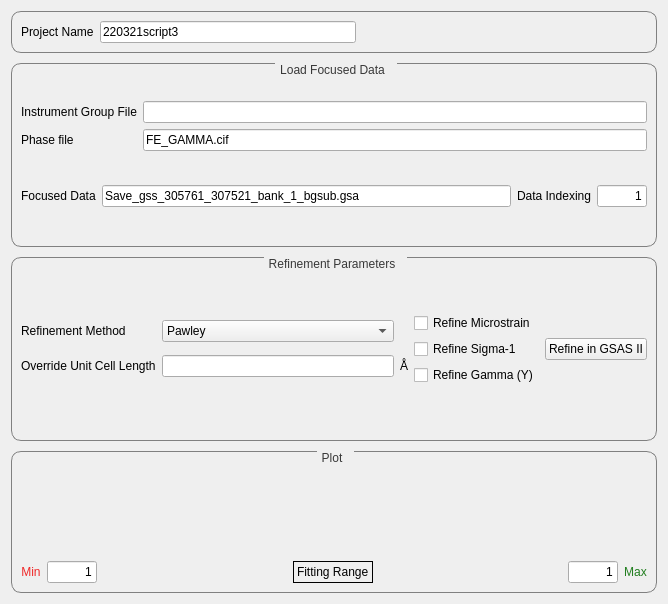
AmbaPant/mantid, file qt/python/mantidqtinterfaces/mantidqtinterfaces/Engineering/gui/engineering_diffraction/tabs/gsas2/gsas2_tab.ui: the form before one commit.
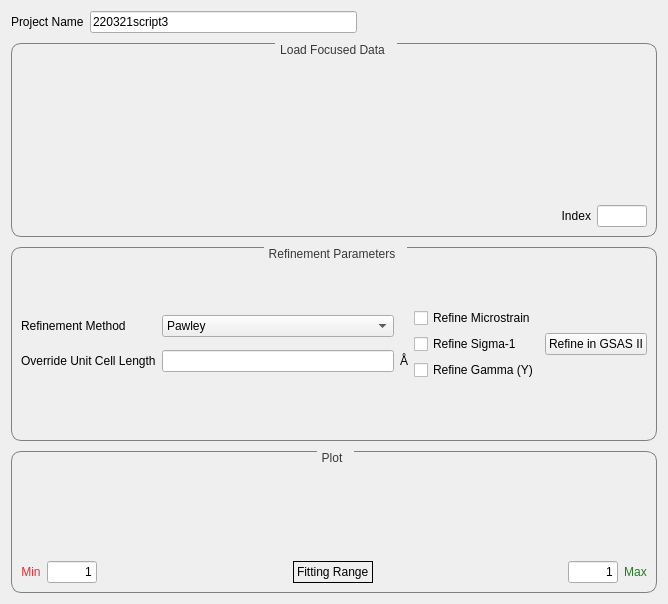
The form after the commit. Custom widgets are drawn as their Qt base class.

Commit message:
Pass Instrument file path to model
Use file finders where needed

Diff of the .ui file:
```diff
--- a/qt/python/mantidqtinterfaces/mantidqtinterfaces/Engineering/gui/engineering_diffraction/tabs/gsas2/gsas2_tab.ui
+++ b/qt/python/mantidqtinterfaces/mantidqtinterfaces/Engineering/gui/engineering_diffraction/tabs/gsas2/gsas2_tab.ui
@@ -43,43 +43,13 @@
       <enum>QLayout::SetDefaultConstraint</enum>
      </property>
      <item>
-      <widget class="QGroupBox" name="loadingGroup_7">
-       <property name="sizePolicy">
-        <sizepolicy hsizetype="Preferred" vsizetype="Fixed">
-         <horstretch>0</horstretch>
-         <verstretch>0</verstretch>
-        </sizepolicy>
+      <layout class="QGridLayout" name="gridLayout_17" rowstretch="0" columnstretch="0,0">
+       <property name="sizeConstraint">
+        <enum>QLayout::SetDefaultConstraint</enum>
        </property>
-       <property name="layoutDirection">
-        <enum>Qt::LeftToRight</enum>
-       </property>
-       <property name="autoFillBackground">
-        <bool>false</bool>
-       </property>
-       <property name="styleSheet">
-        <string notr="true"/>
-       </property>
-       <property name="title">
-        <string/>
-       </property>
-       <property name="alignment">
-        <set>Qt::AlignBottom|Qt::AlignHCenter</set>
-       </property>
-       <property name="flat">
-        <bool>false</bool>
-       </property>
-       <property name="checkable">
-        <bool>false</bool>
-       </property>
-       <layout class="QGridLayout" name="gridLayout_15">
         <property name="rightMargin">
          <number>300</number>
         </property>
-        <item row="1" column="0">
-         <layout class="QGridLayout" name="gridLayout_17" rowstretch="0,0" columnstretch="0,0">
-          <property name="sizeConstraint">
-           <enum>QLayout::SetDefaultConstraint</enum>
-          </property>
           <property name="verticalSpacing">
            <number>6</number>
           </property>
@@ -99,9 +69,6 @@
           </item>
          </layout>
         </item>
-       </layout>
-      </widget>
-     </item>
      <item>
       <spacer name="verticalSpacer_5">
        <property name="orientation">
@@ -149,99 +116,88 @@
        </property>
        <layout class="QGridLayout" name="gridLayout_11">
         <item row="1" column="0">
-         <layout class="QGridLayout" name="gridLayout_12" rowstretch="0,0,0" columnstretch="0,0">
+         <layout class="QGridLayout" name="gridLayout_12" rowstretch="0,0,0" columnstretch="0">
           <property name="sizeConstraint">
            <enum>QLayout::SetDefaultConstraint</enum>
           </property>
           <property name="verticalSpacing">
            <number>6</number>
           </property>
-          <item row="2" column="1">
-           <widget class="QLineEdit" name="phase_file_path_line_edit">
-            <property name="text">
-             <string>FE_GAMMA.cif</string>
-            </property>
-           </widget>
-          </item>
           <item row="2" column="0">
-           <widget class="QLabel" name="label_19">
-            <property name="text">
-             <string>Phase file</string>
-            </property>
-           </widget>
-          </item>
-          <item row="0" column="1">
-           <widget class="QLineEdit" name="instrument_line_edit">
-            <property name="text">
-             <string/>
-            </property>
-           </widget>
+           <layout class="QGridLayout" name="gridLayout">
+            <item row="0" column="0">
+             <widget class="FileFinderWidget" name="phase_file_finder" native="true"/>
+            </item>
+           </layout>
           </item>
           <item row="0" column="0">
-           <widget class="QLabel" name="label_20">
-            <property name="text">
-             <string>Instrument Group File</string>
-            </property>
-           </widget>
+           <layout class="QGridLayout" name="gridLayout">
+            <item row="0" column="0">
+             <widget class="FileFinderWidget" name="instrument_group_file_finder" native="true"/>
           </item>
          </layout>
         </item>
+         </layout>
+        </item>
         <item row="2" column="0">
-         <layout class="QGridLayout" name="gridLayout_13" rowstretch="0,0,0" columnstretch="0,0,0,0">
+         <layout class="QGridLayout" name="gridLayout_13" rowstretch="0,0,0" columnstretch="0,0,0">
           <property name="sizeConstraint">
            <enum>QLayout::SetFixedSize</enum>
           </property>
-          <item row="2" column="3">
-           <widget class="QLineEdit" name="data_indexing_line_edit">
-            <property name="sizePolicy">
-             <sizepolicy hsizetype="Fixed" vsizetype="Fixed">
-              <horstretch>100</horstretch>
-              <verstretch>0</verstretch>
-             </sizepolicy>
-            </property>
-            <property name="maximumSize">
-             <size>
-              <width>50</width>
-              <height>16777215</height>
-             </size>
-            </property>
-            <property name="text">
-             <string>1</string>
-            </property>
-            <property name="maxLength">
-             <number>32</number>
-            </property>
-            <property name="frame">
-             <bool>true</bool>
-            </property>
-            <property name="alignment">
-             <set>Qt::AlignRight|Qt::AlignTrailing|Qt::AlignVCenter</set>
-            </property>
-            <property name="clearButtonEnabled">
-             <bool>false</bool>
-            </property>
-           </widget>
-          </item>
           <item row="2" column="2">
+           <widget class="QLineEdit" name="data_indexing_line_edit">
+            <property name="sizePolicy">
+             <sizepolicy hsizetype="Fixed" vsizetype="Fixed">
+              <horstretch>100</horstretch>
+              <verstretch>0</verstretch>
+             </sizepolicy>
+            </property>
+            <property name="maximumSize">
+             <size>
+              <width>50</width>
+              <height>16777215</height>
+             </size>
+            </property>
+            <property name="text">
+             <string/>
+            </property>
+            <property name="frame">
+             <bool>true</bool>
+            </property>
+            <property name="alignment">
+             <set>Qt::AlignRight|Qt::AlignTrailing|Qt::AlignVCenter</set>
+            </property>
+            <property name="clearButtonEnabled">
+             <bool>false</bool>
+            </property>
+           </widget>
+          </item>
+          <item row="2" column="1">
            <widget class="QLabel" name="label_21">
+            <property name="sizePolicy">
+             <sizepolicy hsizetype="Fixed" vsizetype="Preferred">
+              <horstretch>0</horstretch>
+              <verstretch>0</verstretch>
+             </sizepolicy>
+            </property>
             <property name="text">
-             <string>Data Indexing</string>
+             <string>Index</string>
+            </property>
+            <property name="alignment">
+             <set>Qt::AlignRight|Qt::AlignTrailing|Qt::AlignVCenter</set>
             </property>
            </widget>
           </item>
-          <item row="2" column="1">
-           <widget class="QLineEdit" name="focused_data_path_line_edit">
-            <property name="text">
+          <item row="2" column="0">
+           <layout class="QGridLayout" name="gridLayout">
+            <item row="0" column="0">
+             <widget class="FileFinderWidget" name="focused_data_file_finder" native="true">
+              <property name="text" stdset="0">
              <string>Save_gss_305761_307521_bank_1_bgsub.gsa</string>
             </property>
            </widget>
           </item>
-          <item row="2" column="0">
-           <widget class="QLabel" name="label_22">
-            <property name="text">
-             <string>Focused Data</string>
-            </property>
-           </widget>
+           </layout>
           </item>
          </layout>
         </item>
@@ -342,7 +298,7 @@
            </layout>
           </item>
           <item row="0" column="1">
-           <layout class="QGridLayout" name="gridLayout_10" rowstretch="0,0,0,0,0,0" columnstretch="0,0">
+           <layout class="QGridLayout" name="gridLayout_10" rowstretch="0,0,0,0,0,0" columnstretch="0">
             <property name="sizeConstraint">
              <enum>QLayout::SetDefaultConstraint</enum>
             </property>
@@ -668,6 +624,14 @@
    </item>
   </layout>
  </widget>
+ <customwidgets>
+  <customwidget>
+   <class>FileFinderWidget</class>
+   <extends>QWidget</extends>
+   <header>mantidqt.widgets.filefinderwidget</header>
+   <container>1</container>
+  </customwidget>
+ </customwidgets>
  <resources/>
  <connections/>
 </ui>
```
Lines whose indentation alone changed are shown as unchanged. The commit also changes 3 other files.
